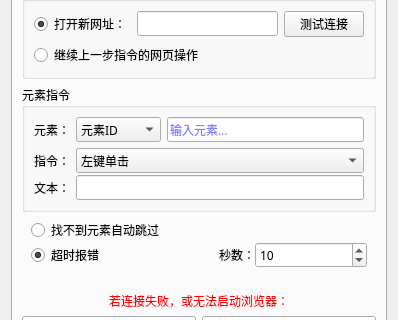
Old version of the form 窗体/navigation.ui in the repository FsterThanLight/automatic_clicker_2; both pictures show x 0 to 398 and y 101 to 421 of the 398 by 583 pixel window.
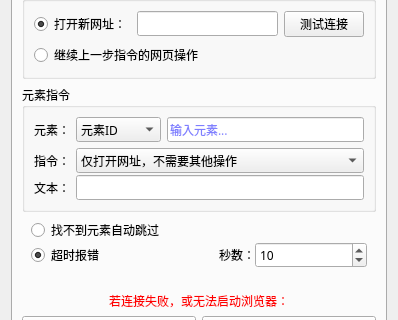
New version of the form. The open tabs and pages were chosen to show the change. Icons and pictures are not drawn.

Diff of the .ui file:
```diff
--- a/窗体/navigation.ui
+++ b/窗体/navigation.ui
@@ -2062,6 +2062,11 @@
                 </disabled>
                </palette>
               </property>
+              <item>
+               <property name="text">
+                <string>仅打开网址，不需要其他操作</string>
+               </property>
+              </item>
               <item>
                <property name="text">
                 <string>左键单击</string>
```
